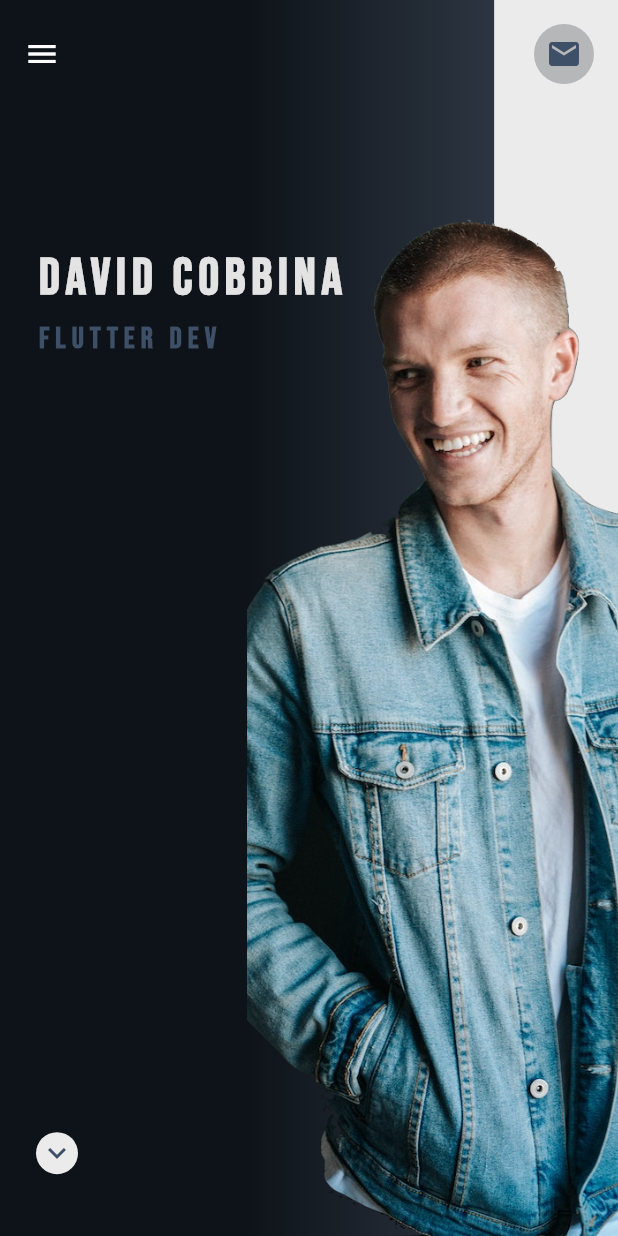
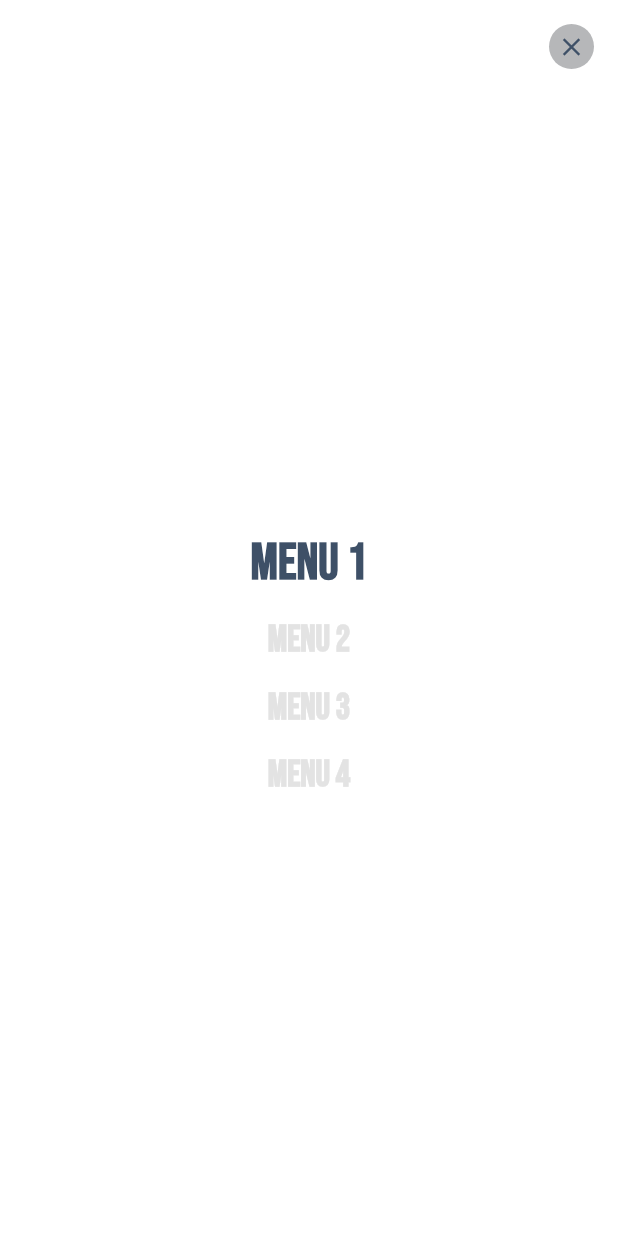
Before and after one commit to david-legend/aerium, a Flutter app: the screen it shows after launch, with the side drawer open (before the commit the screen has no drawer), on a phone screen of 412 x 824 dp. Run offline on Flutter 3.47's test engine with Material 2 defaults, Android fonts, the phone set to English and light mode, and no system bars; our stand-ins replace auto_route, google_fonts, responsive_builder.

Commit message:
added initial designs for  app drawer

```diff
--- a/lib/presentation/pages/home/home_page_mobile.dart
+++ b/lib/presentation/pages/home/home_page_mobile.dart
@@ -1,5 +1,6 @@
 import 'package:flutter/material.dart';
 import 'package:portfoliosite/layout/adaptive.dart';
+import 'package:portfoliosite/presentation/widgets/app_drawer.dart';
 import 'package:portfoliosite/presentation/widgets/circular_container.dart';
 import 'package:portfoliosite/presentation/widgets/content_wrapper.dart';
 import 'package:portfoliosite/presentation/widgets/spaces.dart';
@@ -11,10 +12,14 @@ class HomePageMobile extends StatefulWidget {
 }
 
 class _HomePageMobileState extends State<HomePageMobile> {
+  final GlobalKey<ScaffoldState> _scaffoldKey = GlobalKey();
+
   @override
   Widget build(BuildContext context) {
     ThemeData theme = Theme.of(context);
     return Scaffold(
+      key: _scaffoldKey,
+      drawer: AppDrawer(),
       body: Container(
         child: SafeArea(
           child: Stack(
@@ -64,7 +69,10 @@ class _HomePageMobileState extends State<HomePageMobile> {
                                 child: CircularContainer(
                                   width: 28,
                                   height: 28,
-                                  child: Icon(Icons.keyboard_arrow_down, color: AppColors.deepBlue,),
+                                  child: Icon(
+                                    Icons.keyboard_arrow_down,
+                                    color: AppColors.deepBlue,
+                                  ),
                                 ),
                               ),
                               SizedBox(
@@ -104,7 +112,16 @@ class _HomePageMobileState extends State<HomePageMobile> {
       child: Row(
         mainAxisAlignment: MainAxisAlignment.spaceBetween,
         children: [
-          Icon(Icons.menu),
+          IconButton(
+            onPressed: () {
+              if (_scaffoldKey.currentState.isEndDrawerOpen) {
+                _scaffoldKey.currentState.openDrawer();
+              } else {
+                _scaffoldKey.currentState.openEndDrawer();
+              }
+            },
+            icon: Icon(Icons.menu),
+          ),
           CircularContainer(
             color: AppColors.grey300,
             child: Icon(
--- /dev/null
+++ b/lib/presentation/widgets/app_drawer.dart
@@ -0,0 +1,75 @@
+import 'package:flutter/material.dart';
+import 'package:portfoliosite/layout/adaptive.dart';
+import 'package:portfoliosite/presentation/widgets/circular_container.dart';
+import 'package:portfoliosite/presentation/widgets/spaces.dart';
+import 'package:portfoliosite/values/values.dart';
+
+//TODO:: Add selected menu underline styles
+//TODO:: Add VK, INST to bottom of app drawer
+class AppDrawer extends StatelessWidget {
+  AppDrawer({
+    this.color = AppColors.grey100,
+    this.width,
+  });
+
+  final Color color;
+  final double width;
+
+  @override
+  Widget build(BuildContext context) {
+    ThemeData theme = Theme.of(context);
+    TextStyle selectedStyle = theme.textTheme.headline4.copyWith(
+      color: AppColors.deepBlue,
+    );
+    TextStyle unSelectedStyle = theme.textTheme.headline5.copyWith(
+      color: AppColors.grey200,
+    );
+    return Container(
+      color: color,
+      width: width ?? widthOfScreen(context),
+      child: Drawer(
+        child: Column(
+          children: [
+            Container(
+              padding: EdgeInsets.all(Sizes.PADDING_16),
+              child: Row(
+                mainAxisAlignment: MainAxisAlignment.end,
+                children: [
+                  CircularContainer(
+                    color: AppColors.grey300,
+                    width: Sizes.WIDTH_30,
+                    height: Sizes.HEIGHT_30,
+                    child: Icon(
+                      Icons.close,
+                      size: Sizes.ICON_SIZE_20,
+                      color: AppColors.deepBlue,
+                    ),
+                  ),
+                ],
+              ),
+            ),
+            Spacer(flex: 1),
+            Column(
+              crossAxisAlignment: CrossAxisAlignment.center,
+              children: [
+                Text('Menu 1', style: selectedStyle),
+                SpaceH16(),
+                Text('Menu 2', style: unSelectedStyle),
+                 SpaceH16(),
+                Text('Menu 3', style: unSelectedStyle),
+                 SpaceH16(),
+                Text('Menu 4', style: unSelectedStyle),
+              ],
+            ),
+            Spacer(flex: 1),
+            Row(
+              children: [
+
+              ],
+            )
+          ],
+        ),
+      ),
+    );
+  }
+}
--- a/lib/values/colors.dart
+++ b/lib/values/colors.dart
@@ -11,6 +11,7 @@ class AppColors {
 
 
   static const Color cream = Color(0xFFEBEBEC);
+//  static const Color cream = Color(0xFFC7C8CA);
 
   static const Color deepBlue = Color(0xFF3E5067);
 
```
